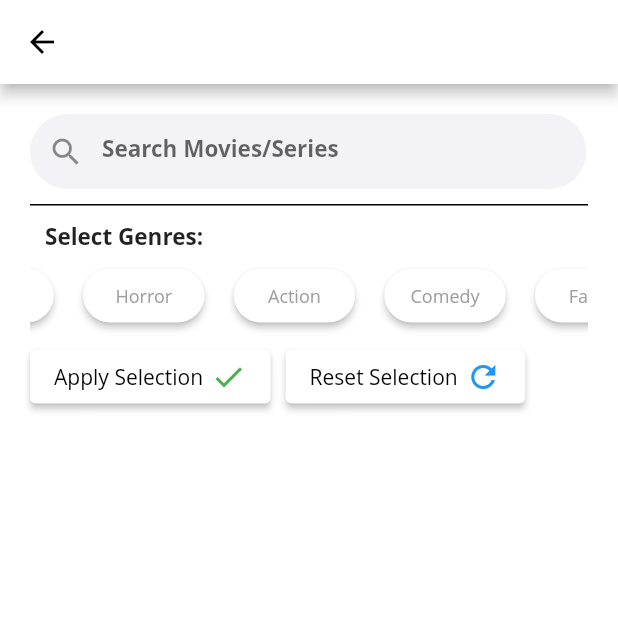
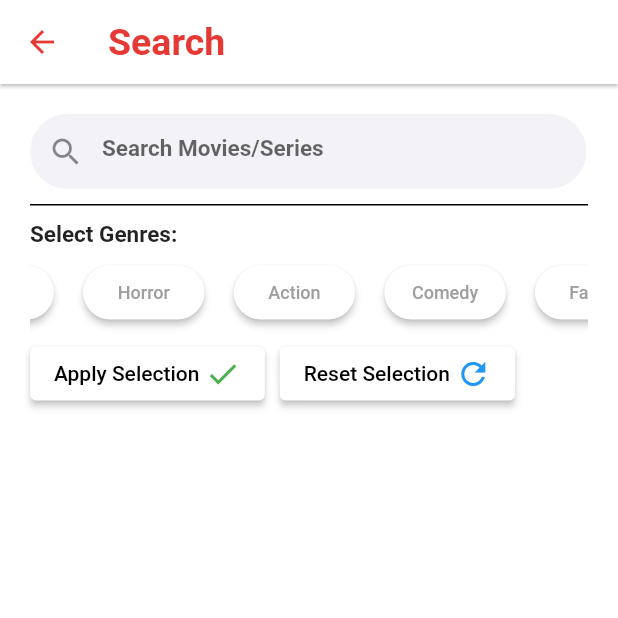
Before and after one commit to TanWengOnn/imdb_api_hackathon, a Flutter app: the screen it shows after launch, after a tap on the "search" icon, on a phone screen of 412 x 824 dp, the top half of it. Run offline on Flutter 3.47's test engine with Material 2 defaults, Android fonts, the phone set to English and light mode, and no system bars; drawn by our look-alikes of carousel_slider; our stand-ins replace flutter_bloc, skeleton_text, youtube_player_flutter; network calls fail; Roboto replaces fonts that are missing (Open Sans).

Commit message:
edited some UI in homepage, movie details page, search and widget such as movie list and movie category list

```diff
--- a/lib/main.dart
+++ b/lib/main.dart
@@ -53,11 +53,11 @@ class MyApp extends StatelessWidget {
   @override
   Widget build(BuildContext context) {
     return MaterialApp(
-        title: 'Flutter Demo',
+        title: 'Roboto',
         theme: ThemeData(
-          //brightness: Brightness.dark,
+          scaffoldBackgroundColor: Colors.white,
           primaryColor: Colors.white,
-          fontFamily: 'Open Sans',
+          //fontFamily: 'Open Sans',
           textTheme: const TextTheme(
             //App title
             headline1: TextStyle(
@@ -75,7 +75,7 @@ class MyApp extends StatelessWidget {
                 fontSize: 20,
                 color: Color(0xFFE53935),
                 decoration: TextDecoration.none,
-                fontWeight: FontWeight.bold),
+                fontWeight: FontWeight.w600),
             headline4: TextStyle(
                 fontSize: 20,
                 color: Colors.white,
@@ -99,7 +99,7 @@ class MyApp extends StatelessWidget {
                 fontWeight: FontWeight.bold),
             //paragraph2
             subtitle2: TextStyle(
-                fontSize: 10,
+                fontSize: 12,
                 color: Colors.white,
                 decoration: TextDecoration.none,
                 fontWeight: FontWeight.bold),
--- a/lib/pages/homepage.dart
+++ b/lib/pages/homepage.dart
@@ -27,10 +27,10 @@ class _HomePageState extends State<HomePage> {
   late final HorrorCubit horrorCubit;
   late final CrimeCubit crimeCubit;
 
-  static const double MOVIE_HEIGHT = 290;
-  static const double MOVIE_WIDTH = 220;
-  static const double CATEGORIES_HEIGHT = 160;
-  static const double CATEGORIES_WIDTH = 120;
+  static const double MOVIE_HEIGHT = 280;
+  static const double MOVIE_WIDTH = MOVIE_HEIGHT/4.0*3;
+  static const double CATEGORIES_HEIGHT = 180;
+  static const double CATEGORIES_WIDTH = CATEGORIES_HEIGHT/4.0*3;
 
 
   Widget getMovieInfo({required MoviesState state, required double height, required double width}) {
@@ -73,7 +73,7 @@ class _HomePageState extends State<HomePage> {
       appBar: AppBar(
         title: Text("Movies", style: Theme.of(context).textTheme.headline1),
         backgroundColor: Colors.white,
-        elevation: 0,
+        elevation: 1,
         actions: [
           IconButton(
             onPressed: () {
@@ -83,47 +83,46 @@ class _HomePageState extends State<HomePage> {
               Icons.search,
               size: 30,
             ),
-            color: Colors.black,
+            color: Color(0xFFE53935),
           )
         ],
       ),
       body: ListView(
-        padding: EdgeInsets.all(10),
+        padding: EdgeInsets.fromLTRB(15, 0, 15, 0),
         scrollDirection: Axis.vertical,
         // shrinkWrap: true,
         children: [
+          SizedBox(height:10),
           Text('Top 10 Movies/Series',
               style: Theme.of(context).textTheme.headline3),
           BlocBuilder<HomepageCubit, MoviesState>(
             bloc: homepageCubit,
             builder: (context, state) {
               return getMovieInfo(state: state, height: MOVIE_HEIGHT, width: MOVIE_WIDTH);
-              // if (state is MoviesLoading) {
-              //   return HomepageSkeletonLoading(height: 290, width: 220);
-              // }
-              // if (state is MoviesLoaded &&
-              //     state.movieModel.results.isNotEmpty) {
-              //   return MovieList(searchModel: state.movieModel);
-              // }
-              // return Text(state is MoviesError ? state.errorMessage : "");
+              if (state is MoviesLoading) {
+                return HomepageSkeletonLoading(height: 290, width: 220);
+              }
+              if (state is MoviesLoaded &&
+                  state.movieModel.results.isNotEmpty) {
+                return MovieList(searchModel: state.movieModel);
+              }
+              return Text(state is MoviesError ? state.errorMessage : "");
             },
           ),
-          SizedBox(
-            height: 8,
-          ),
+
           Text("Comedy", style: Theme.of(context).textTheme.headline3),
           BlocBuilder<ComedyCubit, MoviesState>(
             bloc: comedyCubit,
             builder: (context, state) {
               return getMovieCategoriesInfo(state: state, height: CATEGORIES_HEIGHT, width: CATEGORIES_WIDTH);
-              // if (state is MoviesLoading) {
-              //   return CircularProgressIndicator();
-              // }
-              // if (state is MoviesLoaded &&
-              //     state.movieModel.results.isNotEmpty) {
-              //   return MovieCategoryList(searchModel: state.movieModel);
-              // }
-              // return Text(state is MoviesError ? state.errorMessage : "");
+              if (state is MoviesLoading) {
+                return CircularProgressIndicator();
+              }
+              if (state is MoviesLoaded &&
+                  state.movieModel.results.isNotEmpty) {
+                return MovieCategoryList(searchModel: state.movieModel);
+              }
+              return Text(state is MoviesError ? state.errorMessage : "");
             },
           ),
           Text("Action", style: Theme.of(context).textTheme.headline3),
@@ -131,14 +130,14 @@ class _HomePageState extends State<HomePage> {
             bloc: actionCubit,
             builder: (context, state) {
               return getMovieCategoriesInfo(state: state, height: CATEGORIES_HEIGHT, width: CATEGORIES_WIDTH);
-              // if (state is MoviesLoading) {
-              //   return CircularProgressIndicator();
-              // }
-              // if (state is MoviesLoaded &&
-              //     state.movieModel.results.isNotEmpty) {
-              //   return MovieCategoryList(searchModel: state.movieModel);
-              // }
-              // return Text(state is MoviesError ? state.errorMessage : "");
+              if (state is MoviesLoading) {
+                return CircularProgressIndicator();
+              }
+              if (state is MoviesLoaded &&
+                  state.movieModel.results.isNotEmpty) {
+                return MovieCategoryList(searchModel: state.movieModel);
+              }
+              return Text(state is MoviesError ? state.errorMessage : "");
             },
           ),
           Text("Fantasy", style: Theme.of(context).textTheme.headline3),
@@ -146,14 +145,14 @@ class _HomePageState extends State<HomePage> {
             bloc: fantasyCubit,
             builder: (context, state) {
               return getMovieCategoriesInfo(state: state, height: CATEGORIES_HEIGHT, width: CATEGORIES_WIDTH);
-              // if (state is MoviesLoading) {
-              //   return CircularProgressIndicator();
-              // }
-              // if (state is MoviesLoaded &&
-              //     state.movieModel.results.isNotEmpty) {
-              //   return MovieCategoryList(searchModel: state.movieModel);
-              // }
-              // return Text(state is MoviesError ? state.errorMessage : "");
+              if (state is MoviesLoading) {
+                return CircularProgressIndicator();
+              }
+              if (state is MoviesLoaded &&
+                  state.movieModel.results.isNotEmpty) {
+                return MovieCategoryList(searchModel: state.movieModel);
+              }
+              return Text(state is MoviesError ? state.errorMessage : "");
             },
           ),
           Text("Horror", style: Theme.of(context).textTheme.headline3),
@@ -161,14 +160,14 @@ class _HomePageState extends State<HomePage> {
             bloc: horrorCubit,
             builder: (context, state) {
               return getMovieCategoriesInfo(state: state, height: CATEGORIES_HEIGHT, width: CATEGORIES_WIDTH);
-              // if (state is MoviesLoading) {
-              //   return CircularProgressIndicator();
-              // }
-              // if (state is MoviesLoaded &&
-              //     state.movieModel.results.isNotEmpty) {
-              //   return MovieCategoryList(searchModel: state.movieModel);
-              // }
-              // return Text(state is MoviesError ? state.errorMessage : "");
+              if (state is MoviesLoading) {
+                return CircularProgressIndicator();
+              }
+              if (state is MoviesLoaded &&
+                  state.movieModel.results.isNotEmpty) {
+                return MovieCategoryList(searchModel: state.movieModel);
+              }
+              return Text(state is MoviesError ? state.errorMessage : "");
             },
           ),
           Text("Crime", style: Theme.of(context).textTheme.headline3),
@@ -176,14 +175,14 @@ class _HomePageState extends State<HomePage> {
             bloc: crimeCubit,
             builder: (context, state) {
               return getMovieCategoriesInfo(state: state, height: CATEGORIES_HEIGHT, width: CATEGORIES_WIDTH);
-              // if (state is MoviesLoading) {
-              //   return CircularProgressIndicator();
-              // }
-              // if (state is MoviesLoaded &&
-              //     state.movieModel.results.isNotEmpty) {
-              //   return MovieCategoryList(searchModel: state.movieModel);
-              // }
-              // return Text(state is MoviesError ? state.errorMessage : "");
+              if (state is MoviesLoading) {
+                return CircularProgressIndicator();
+              }
+              if (state is MoviesLoaded &&
+                  state.movieModel.results.isNotEmpty) {
+                return MovieCategoryList(searchModel: state.movieModel);
+              }
+              return Text(state is MoviesError ? state.errorMessage : "");
             },
           ),
         ],
--- a/lib/pages/movie_details_page.dart
+++ b/lib/pages/movie_details_page.dart
@@ -20,7 +20,7 @@ class _DetailsPageState extends State<DetailsPage> {
   static const double TRAILER_HEIGHT = 300;
   static const double TRAILER_WIDTH = TRAILER_HEIGHT/3.0*4;
   static const double BOTTOM_EXTRA_HEIGHT = 200 ;
-  static const double POSTER_HEIGHT = 420;
+  static const double POSTER_HEIGHT = 360;
   static const double POSTER_WIDTH = POSTER_HEIGHT/4.0*3;
 
   @override
@@ -41,7 +41,7 @@ class _DetailsPageState extends State<DetailsPage> {
         title:
             Text("Movie Details", style: Theme.of(context).textTheme.headline1),
         backgroundColor: Colors.white,
-        elevation: 0,
+        elevation: 1,
         iconTheme: IconThemeData(
           color: ui.Color(0xFFE53935),
         ),
--- a/lib/pages/search_page.dart
+++ b/lib/pages/search_page.dart
@@ -54,10 +54,11 @@ class _SearchPageState extends State<SearchPage> {
     return Scaffold(
       backgroundColor: Colors.white,
       appBar: AppBar(
-        title: Text("Search", style: Theme.of(context).textTheme.headline2),
+        title: Text("Search", style: Theme.of(context).textTheme.headline1),
         backgroundColor: Colors.white,
+        elevation: 1,
         iconTheme: IconThemeData(
-          color: Colors.black,
+          color: Color(0xFFE53935),
         ),
       ),
       body: ListView(
@@ -101,7 +102,7 @@ class _SearchPageState extends State<SearchPage> {
           ),
           SizedBox(height: 10),
           Container(
-            margin: EdgeInsets.only(left: 10),
+
             child: Text('Select Genres:',
                 style: TextStyle(fontWeight: FontWeight.bold, fontSize: 15)),
           ),
@@ -170,9 +171,8 @@ class _SearchPageState extends State<SearchPage> {
                   },
                   child: Row(
                     children: [
-                      Text("Apply Selection",
+                      Text("Apply Selection ",
                           style: TextStyle(color: Colors.black)),
-                      SizedBox(width: 5),
                       Icon(
                         Icons.done,
                         color: Colors.green,
@@ -191,9 +191,8 @@ class _SearchPageState extends State<SearchPage> {
                 },
                 child: Row(
                   children: [
-                    Text("Reset Selection",
+                    Text("Reset Selection ",
                         style: TextStyle(color: Colors.black)),
-                    SizedBox(width: 5),
                     Icon(Icons.refresh, color: Colors.blue),
                   ],
                 ),
--- a/lib/services/search_service.dart
+++ b/lib/services/search_service.dart
@@ -7,7 +7,7 @@ class SearchService {
       String? genre,
       String? moviemeter,
       String? count}) async {
-    const String apiKey = "k_fawnvhz5";
+    const String apiKey = "k_rkos0u75";
     // k_2b0tzkax
     // k_mvigl067
     // k_8dgpz1mi
@@ -16,7 +16,6 @@ class SearchService {
     // k_s4hmxd4c
     // k_6jl1svx7
     // k_vaew91xr
-
     // k_fawnvhz5
     // k_rkos0u75
 
--- a/lib/services/trailer_service.dart
+++ b/lib/services/trailer_service.dart
@@ -3,7 +3,7 @@ import 'package:imdb_api_hackathon/models/trailer_model.dart';
 
 class TrailerService {
   Future<TrailerModel> fetchTrailerInformation({String? movieId}) async {
-    const String apiKey = "k_fawnvhz5";
+    const String apiKey = "k_rkos0u75";
     // k_2b0tzkax
     // k_mvigl067
     // k_8dgpz1mi
@@ -11,7 +11,6 @@ class TrailerService {
     // k_l6oi3cob
     // k_s4hmxd4c
     // k_vaew91xr
-
     // k_fawnvhz5
     // k_rkos0u75
 
```
Also changed, not shown: lib/widgets/movie_category_list.dart (+18 -23 lines), lib/widgets/movie_lists.dart (+21 -11 lines).
